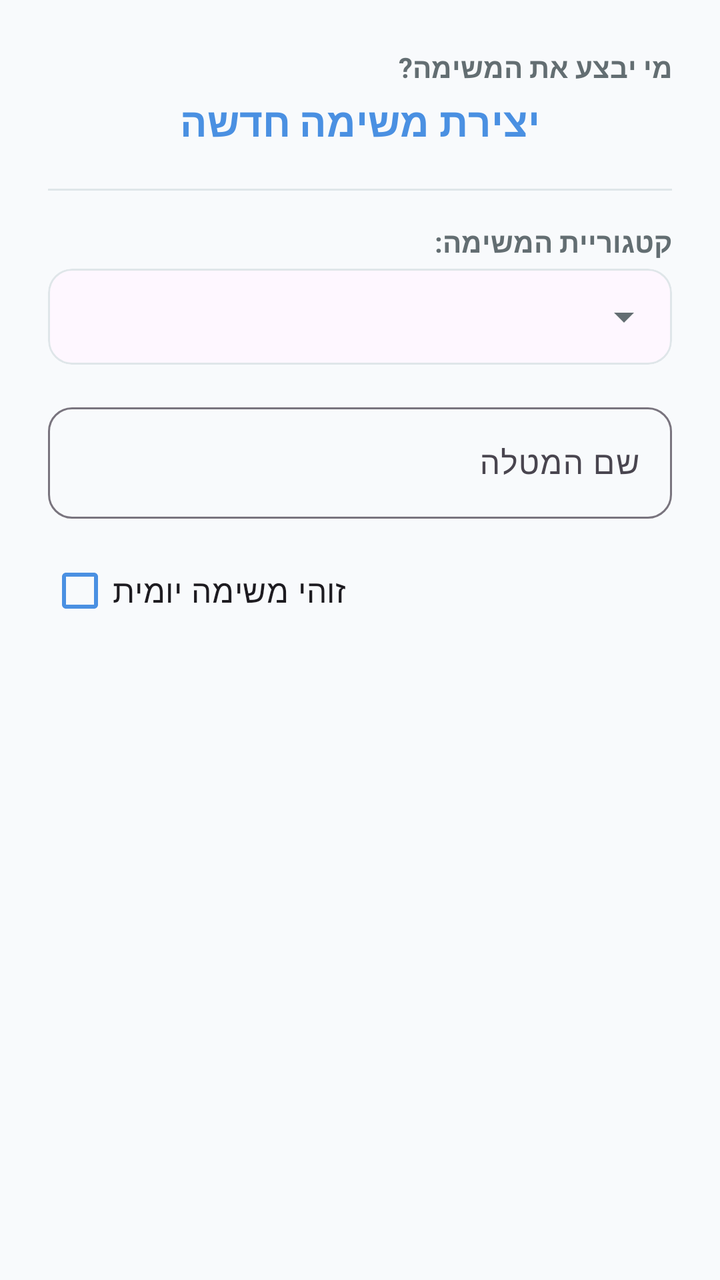
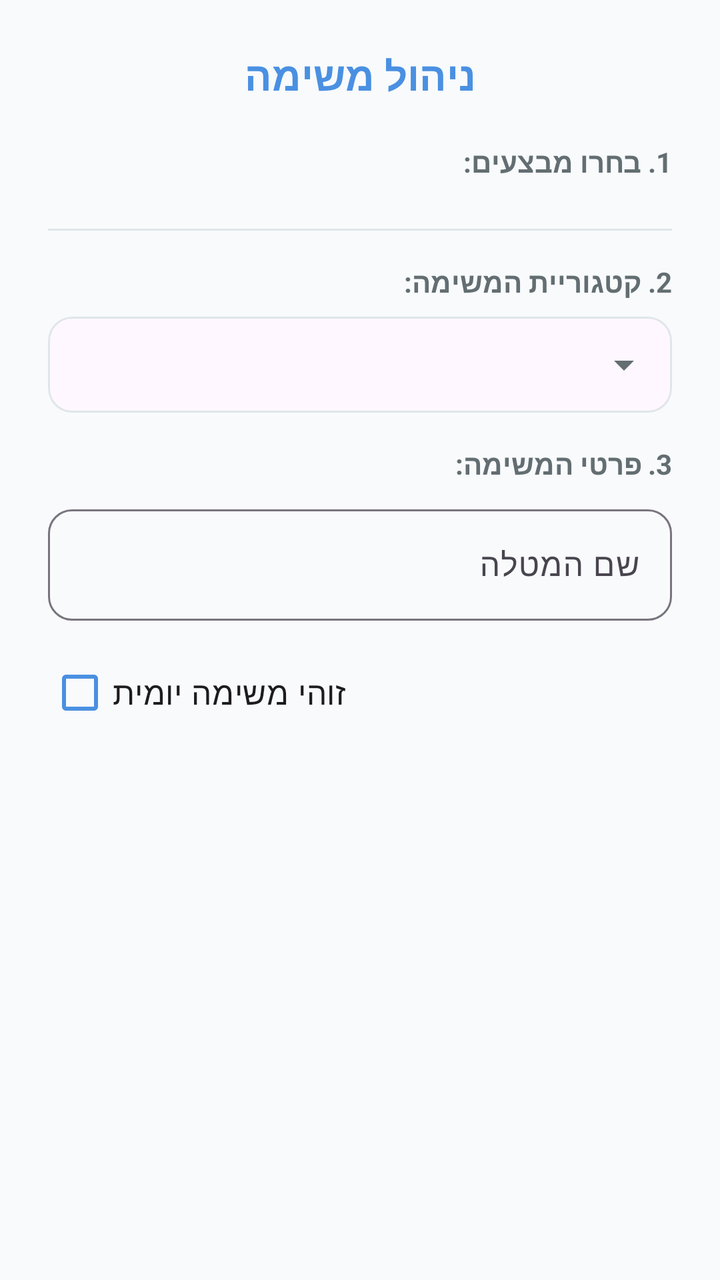

Two renders of the same Android screen: before a commit and after it. Below are the layout's source before the change and the commit's diff.
<!-- AndroidManifest.xml: application theme Theme.FamilyWork -->
<!-- res/layout/dialog_add_task.xml -->
<?xml version="1.0" encoding="utf-8"?>
<ScrollView xmlns:android="http://schemas.android.com/apk/res/android"
    xmlns:app="http://schemas.android.com/apk/res-auto"
    android:layout_width="match_parent"
    android:layout_height="wrap_content">

    <LinearLayout
        android:layout_width="match_parent"
        android:layout_height="wrap_content"
        android:orientation="vertical"
        android:padding="24dp">

        <TextView
            android:layout_width="match_parent"
            android:layout_height="wrap_content"
            android:layout_marginBottom="4dp"
            android:text="מי יבצע את המשימה?"
            android:textColor="@color/text_secondary"
            android:textSize="14sp"
            android:textStyle="bold" />

        <TextView
            android:layout_width="match_parent"
            android:layout_height="wrap_content"
            android:text="יצירת משימה חדשה"
            android:textSize="20sp"
            android:textStyle="bold"
            android:textColor="@color/primary"
            android:gravity="center"
            android:layout_marginBottom="20dp"/>

        
        <View 
            android:layout_width="match_parent"
            android:layout_height="1dp"
            android:background="@color/divider"
            android:layout_marginBottom="16dp"/>

        <TextView
            android:layout_width="match_parent"
            android:layout_height="wrap_content"
            android:text="קטגוריית המשימה:"
            android:textSize="14sp"
            android:textStyle="bold"
            android:textColor="@color/text_secondary"
            android:layout_marginBottom="4dp"/>

        <com.google.android.material.card.MaterialCardView
            android:layout_width="match_parent"
            android:layout_height="wrap_content"
            android:layout_marginBottom="16dp"
            app:cardCornerRadius="12dp"
            app:cardElevation="0dp"
            app:strokeWidth="1dp"
            app:strokeColor="@color/divider">

            <Spinner
                android:id="@+id/spinnerCategory"
                android:layout_width="match_parent"
                android:layout_height="48dp"
                android:spinnerMode="dropdown" />
        </com.google.android.material.card.MaterialCardView>

        <com.google.android.material.textfield.TextInputLayout
            style="@style/Widget.Material3.TextInputLayout.OutlinedBox"
            android:layout_width="match_parent"
            android:layout_height="wrap_content"
            android:hint="שם המטלה"
            android:layout_marginBottom="12dp"
            app:boxCornerRadiusBottomEnd="12dp"
            app:boxCornerRadiusBottomStart="12dp"
            app:boxCornerRadiusTopEnd="12dp"
            app:boxCornerRadiusTopStart="12dp">

            <com.google.android.material.textfield.TextInputEditText
                android:id="@+id/inputTaskTitle"
                android:layout_width="match_parent"
                android:layout_height="wrap_content"
                android:inputType="textCapSentences"/>
        </com.google.android.material.textfield.TextInputLayout>

        <com.google.android.material.checkbox.MaterialCheckBox
            android:id="@+id/checkDaily"
            android:layout_width="wrap_content"
            android:layout_height="wrap_content"
            android:text="זוהי משימה יומית"
            android:textSize="16sp"
            app:buttonTint="@color/primary"/>

    </LinearLayout>
</ScrollView>
<!-- resources referenced by this layout -->
<resources>
  <color name="divider">#DFE6E9</color>
  <color name="primary">#4A90E2</color>
  <color name="text_secondary">#636E72</color>
  <style name="Theme.FamilyWork" parent="Base.Theme.FamilyWork" />
  <style name="Base.Theme.FamilyWork" parent="Theme.Material3.DayNight.NoActionBar">
          
          <item name="colorPrimary">@color/primary</item>
          <item name="colorOnPrimary">@color/white</item>
          <item name="colorPrimaryDark">@color/primary_dark</item>
          <item name="colorAccent">@color/accent</item>
          
          
          <item name="android:windowBackground">@color/background</item>
          <item name="android:statusBarColor">@color/primary</item>
          
          
          <item name="android:textColorPrimary">@color/text_primary</item>
          <item name="android:textColorSecondary">@color/text_secondary</item>
      </style>
  <color name="white">#FFFFFFFF</color>
  <color name="primary_dark">#357ABD</color>
  <color name="accent">#50E3C2</color>
  <color name="background">#F8FAFC</color>
  <color name="text_primary">#2D3436</color>
</resources>

<!-- the commit's change to res/layout/dialog_add_task.xml (unified diff, before → after) -->
@@ -13,23 +13,30 @@
         <TextView
             android:layout_width="match_parent"
             android:layout_height="wrap_content"
-            android:layout_marginBottom="4dp"
-            android:text="מי יבצע את המשימה?"
-            android:textColor="@color/text_secondary"
-            android:textSize="14sp"
-            android:textStyle="bold" />
-
-        <TextView
-            android:layout_width="match_parent"
-            android:layout_height="wrap_content"
-            android:text="יצירת משימה חדשה"
+            android:text="ניהול משימה"
             android:textSize="20sp"
             android:textStyle="bold"
             android:textColor="@color/primary"
             android:gravity="center"
             android:layout_marginBottom="20dp"/>
 
+        <TextView
+            android:layout_width="match_parent"
+            android:layout_height="wrap_content"
+            android:text="1. בחרו מבצעים:"
+            android:textSize="14sp"
+            android:textStyle="bold"
+            android:textColor="@color/text_secondary"
+            android:layout_marginBottom="8dp"/>
+
         
+        <LinearLayout
+            android:id="@+id/taskMembersLayout"
+            android:layout_width="match_parent"
+            android:layout_height="wrap_content"
+            android:orientation="vertical"
+            android:layout_marginBottom="16dp" />
+
         <View 
             android:layout_width="match_parent"
             android:layout_height="1dp"
@@ -39,11 +46,11 @@
         <TextView
             android:layout_width="match_parent"
             android:layout_height="wrap_content"
-            android:text="קטגוריית המשימה:"
+            android:text="2. קטגוריית המשימה:"
             android:textSize="14sp"
             android:textStyle="bold"
             android:textColor="@color/text_secondary"
-            android:layout_marginBottom="4dp"/>
+            android:layout_marginBottom="8dp"/>
 
         <com.google.android.material.card.MaterialCardView
             android:layout_width="match_parent"
@@ -60,6 +67,15 @@
                 android:layout_height="48dp"
                 android:spinnerMode="dropdown" />
         </com.google.android.material.card.MaterialCardView>
+
+        <TextView
+            android:layout_width="match_parent"
+            android:layout_height="wrap_content"
+            android:text="3. פרטי המשימה:"
+            android:textSize="14sp"
+            android:textStyle="bold"
+            android:textColor="@color/text_secondary"
+            android:layout_marginBottom="8dp"/>
 
         <com.google.android.material.textfield.TextInputLayout
             style="@style/Widget.Material3.TextInputLayout.OutlinedBox"
